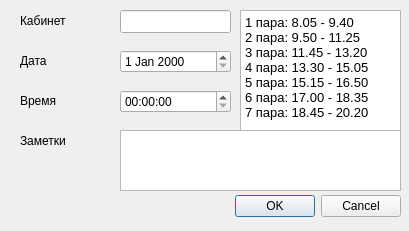
Qt form addeventdialog.ui (group93492/equipment-reminder) before a commit.
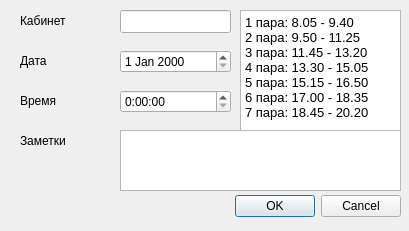
The same form after that commit.

What changed in the file:
```diff
--- a/addeventdialog.ui
+++ b/addeventdialog.ui
@@ -48,6 +48,9 @@
      <height>23</height>
     </rect>
    </property>
+   <property name="displayFormat">
+    <string>H:mm:ss</string>
+   </property>
   </widget>
   <widget class="QLineEdit" name="cabinetEdit">
    <property name="geometry">
```
